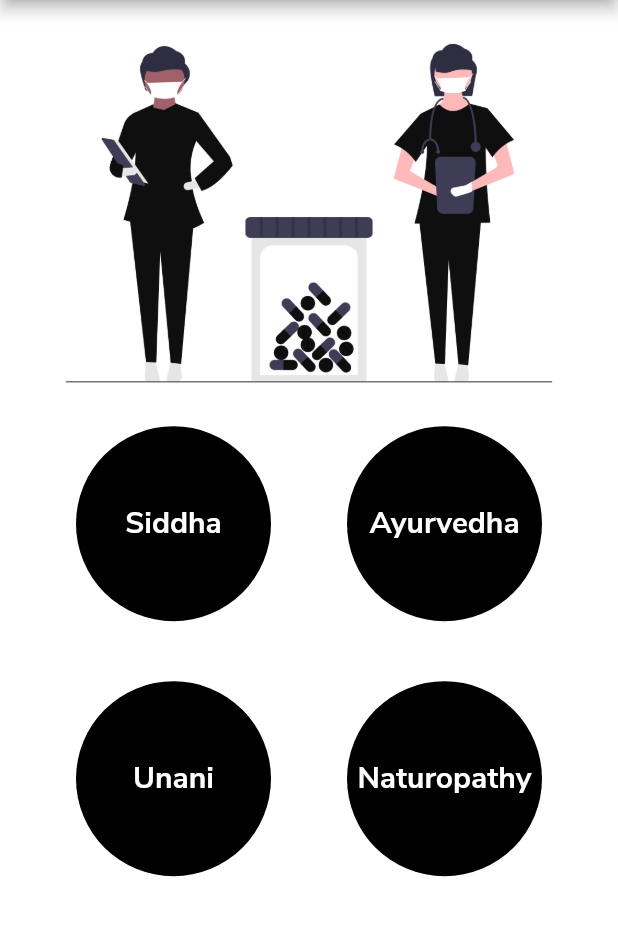
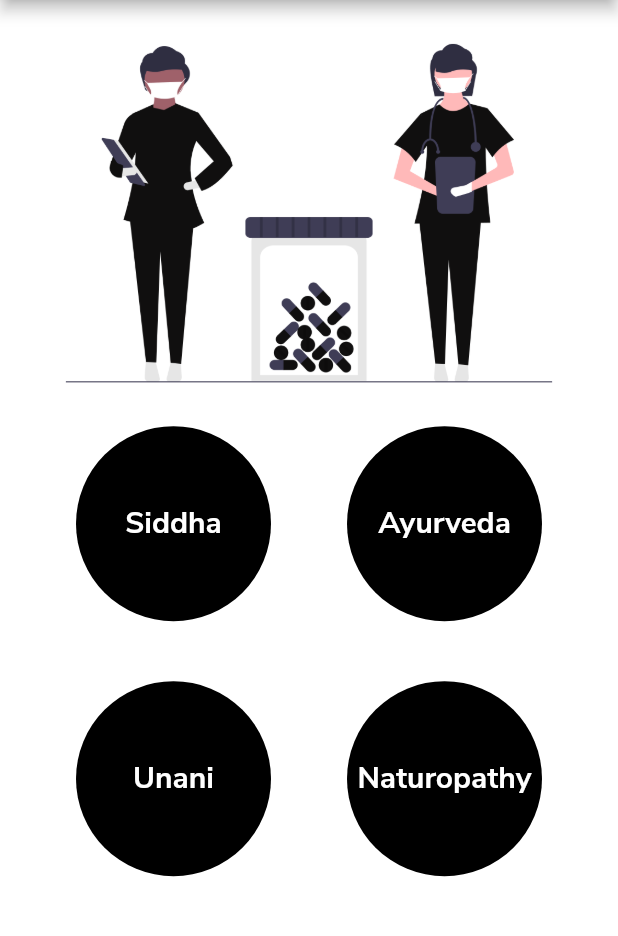
Before and after one commit to iamJana/Covidcare, a Flutter app: the screen it shows after launch, on a phone screen of 412 x 824 dp, the part 84-1020 px from its top. Run offline on Flutter 3.47's test engine with Material 2 defaults, Android fonts, the phone set to English and light mode, and no system bars.

Commit message:
done with corrections

```diff
--- a/lib/Developedby.dart
+++ b/lib/Developedby.dart
@@ -25,7 +25,7 @@ Widget developColoredCard(tit) => Card(
         borderRadius: BorderRadius.circular(44),
       ),
       child: Container(
-        height: 1000,
+        height: 900,
         //#63FF87
         width: double.maxFinite,
         decoration: BoxDecoration(
--- a/lib/ayruvedha.dart
+++ b/lib/ayruvedha.dart
@@ -14,7 +14,7 @@ class _AyurvedhaState extends State<Ayurvedha> {
     return Scaffold(
       backgroundColor: Colors.white,
       appBar: AppBar(
-          title: Text('Ayurvedha',
+          title: Text('Ayurveda',
               style: TextStyle(
                 fontFamily: 'Nunito Sans',
               )),
--- a/lib/main.dart
+++ b/lib/main.dart
@@ -148,7 +148,7 @@ class _MyHomePageState extends State<MyHomePage> {
                     height: 130,
                     color: Colors.black,
                     width: 130,
-                    txt: 'Ayurvedha',
+                    txt: 'Ayurveda',
                   ),
                   onTap: () => {
                     Navigator.push(
```
